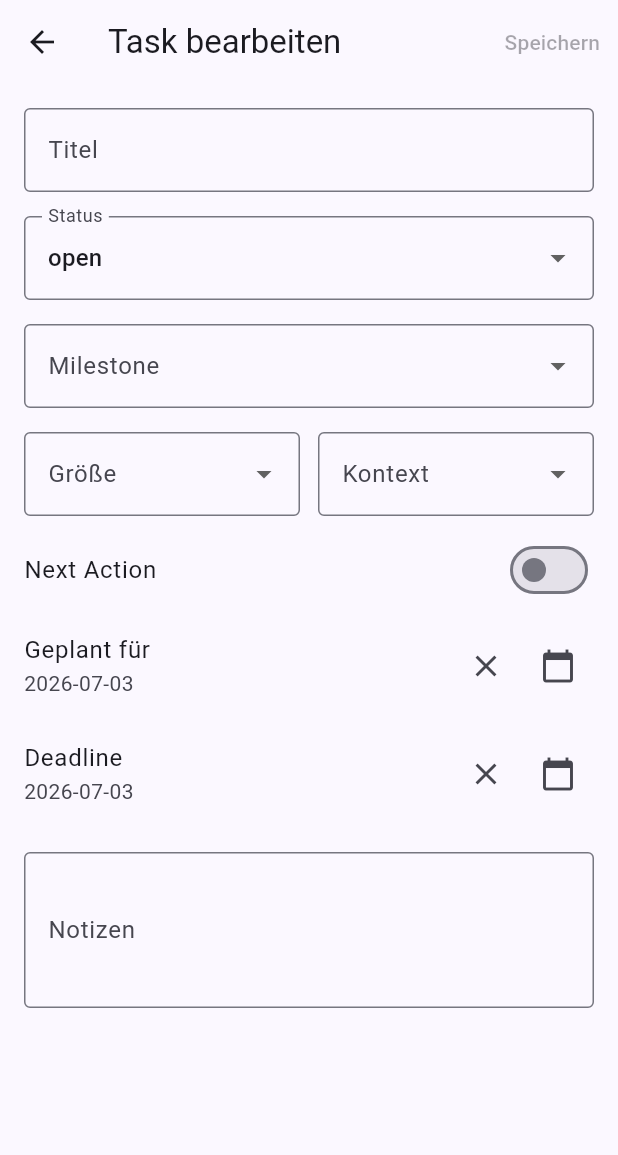
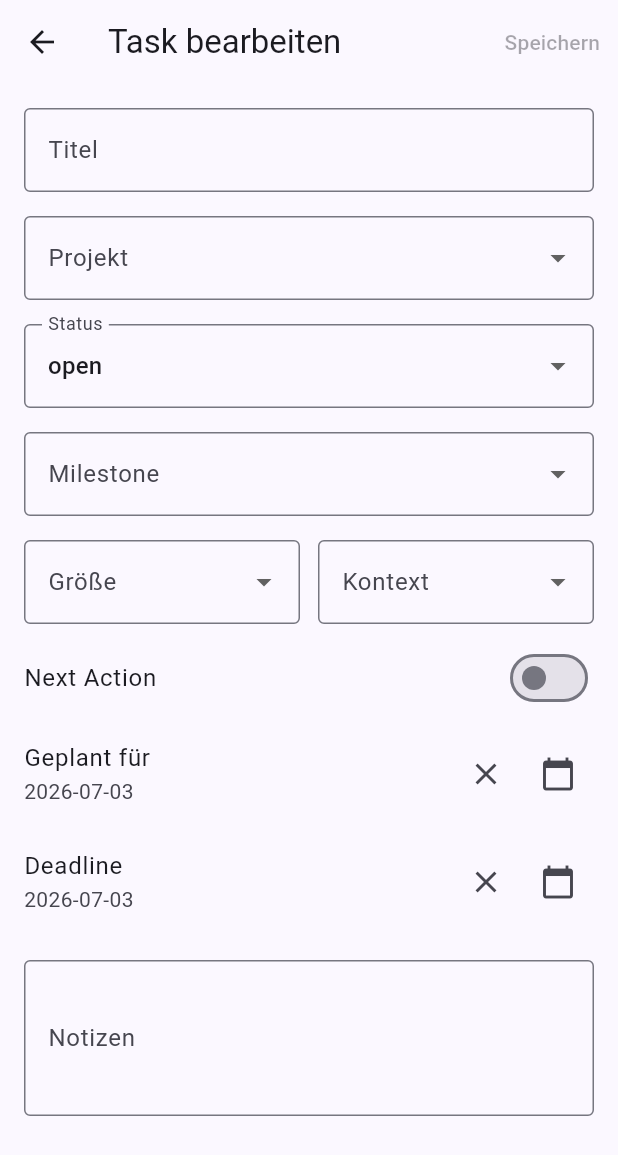
Before and after one commit to HeZumbu23/ai-time-plannning, a Flutter app: the TaskDetailScreen screen opened directly with empty values, on a phone screen of 412 x 824 dp. Shown: the top 1155 px of the screen. Run offline on Flutter 3.47's test engine with Material 3 defaults, Android fonts, the phone set to English and light mode, and no system bars; our stand-ins replace go_router, shared_preferences, supabase; missing offline and left inert: mobile_scanner; accounts and stored records are empty.

Commit message:
Add project selection to task detail screen
- Add project dropdown to allow changing task's project
- Load milestones dynamically when project changes
- Milestone dropdown updates based on selected project
- Reset milestone selection when project changes
- New tasks can be assigned to any project
- Existing tasks can be moved between projects

Co-Authored-By: Claude Haiku 4.5 <noreply@anthropic.com>
Claude-Session: https://claude.ai/code/session_01MAKcHJfZcRQJrfS1ieu5nq

```diff
--- a/lib/screens/task_detail_screen.dart
+++ b/lib/screens/task_detail_screen.dart
@@ -1,8 +1,10 @@
 import 'package:flutter/material.dart';
 
 import '../models/milestone.dart';
+import '../models/project.dart';
 import '../models/task.dart';
 import '../services/milestone_service.dart';
+import '../services/project_service.dart';
 import '../services/task_service.dart';
 
 /// Detail- und Bearbeitungsseite für einen einzelnen Task.
@@ -19,6 +21,7 @@ class TaskDetailScreen extends StatefulWidget {
 class _TaskDetailScreenState extends State<TaskDetailScreen> {
   final _taskService = TaskService();
   final _milestoneService = MilestoneService();
+  final _projectService = ProjectService();
 
   late TextEditingController _title;
   late TextEditingController _notes;
@@ -29,9 +32,11 @@ class _TaskDetailScreenState extends State<TaskDetailScreen> {
   late bool _nextAction;
   DateTime? _plannedDay;
   DateTime? _deadline;
+  late String? _projectId;
 
   bool _saving = false;
   bool _changed = false;
+  late Future<List<Project>> _projectsFuture;
   late Future<List<Milestone>> _milestonesFuture;
 
   static const _statuses = ['open', 'done', 'backlog', 'blocked'];
@@ -51,9 +56,20 @@ class _TaskDetailScreenState extends State<TaskDetailScreen> {
     _nextAction = t.nextAction;
     _plannedDay = t.plannedDay;
     _deadline = t.deadlineDate;
+    _projectId = t.projectId;
+    _projectsFuture = _projectService.all();
     _milestonesFuture = t.projectId != null
         ? _milestoneService.forProject(t.projectId!)
         : Future.value([]);
+  }
+
+  Future<void> _loadMilestonesForProject(String projectId) async {
+    setState(() {
+      _projectId = projectId;
+      _milestoneId = null;
+      _milestonesFuture = _milestoneService.forProject(projectId);
+      _markChanged();
+    });
   }
 
   @override
@@ -85,9 +101,10 @@ class _TaskDetailScreenState extends State<TaskDetailScreen> {
       };
 
       if (widget.task.id.isEmpty) {
-        data['project_id'] = widget.task.projectId;
+        data['project_id'] = _projectId;
         await _taskService.create(data);
       } else {
+        data['project_id'] = _projectId;
         await _taskService.updateFields(widget.task.id, data);
       }
 
@@ -191,6 +208,37 @@ class _TaskDetailScreenState extends State<TaskDetailScreen> {
                 labelText: 'Titel', border: OutlineInputBorder()),
             maxLines: null,
             onChanged: (_) => _markChanged(),
+          ),
+          const SizedBox(height: 16),
+          FutureBuilder<List<Project>>(
+            future: _projectsFuture,
+            builder: (context, snapshot) {
+              final projects = snapshot.data ?? [];
+              return DropdownButtonFormField<String?>(
+                value: _projectId,
+                decoration: const InputDecoration(
+                    labelText: 'Projekt', border: OutlineInputBorder()),
+                items: [
+                  const DropdownMenuItem(value: null, child: Text('— Kein Projekt')),
+                  ...projects.map((p) => DropdownMenuItem(
+                        value: p.id,
+                        child: Text(p.name),
+                      )),
+                ],
+                onChanged: (v) {
+                  if (v != null) {
+                    _loadMilestonesForProject(v);
+                  } else {
+                    setState(() {
+                      _projectId = null;
+                      _milestoneId = null;
+                      _milestonesFuture = Future.value([]);
+                      _markChanged();
+                    });
+                  }
+                },
+              );
+            },
           ),
           const SizedBox(height: 16),
           DropdownButtonFormField<String>(
```
